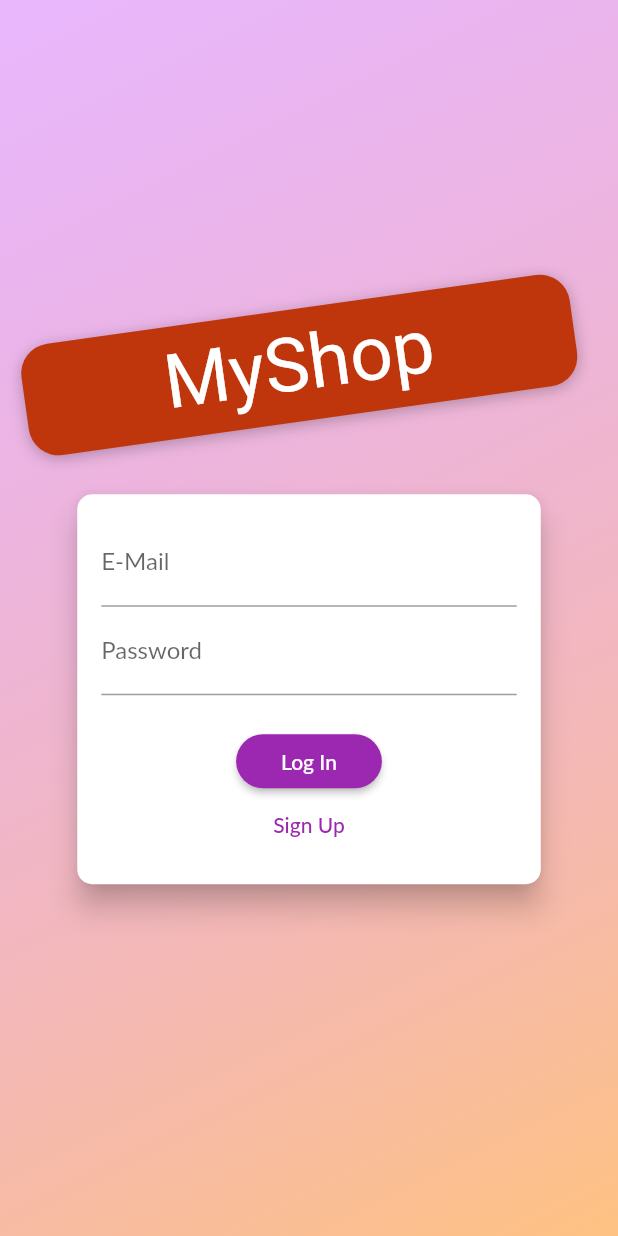
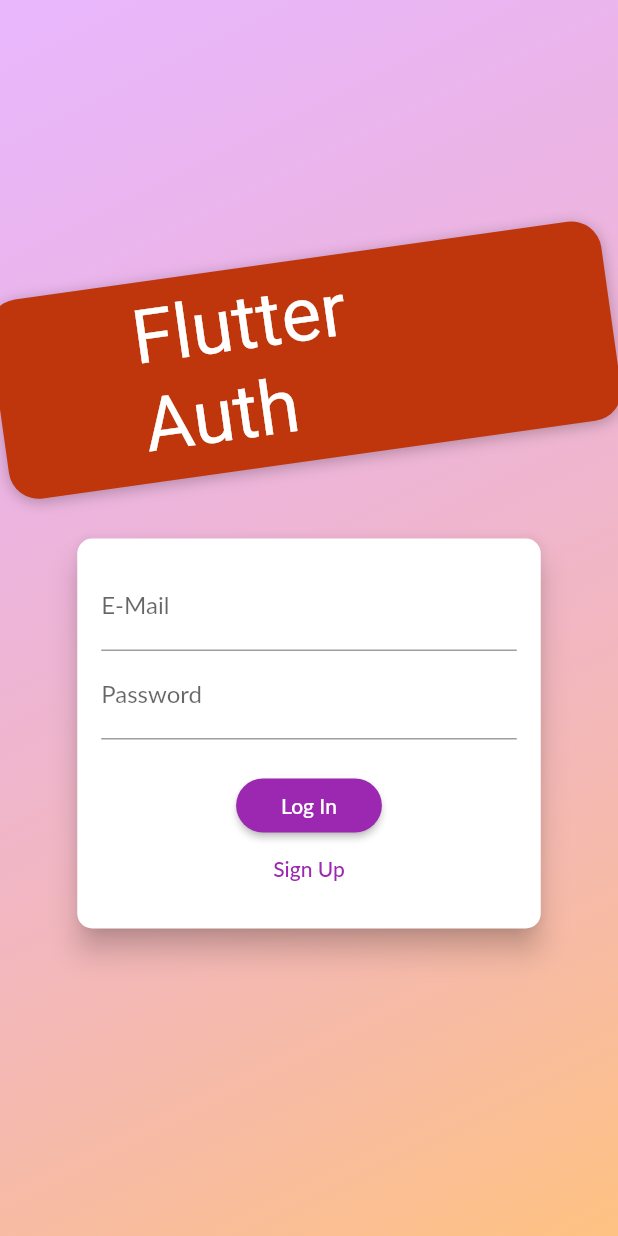
Before and after one commit to wms2537/flutter_authentication, a Flutter app: the screen it shows after launch, on a phone screen of 412 x 824 dp. Run offline on Flutter 3.47's test engine with Material 2 defaults, Android fonts, the phone set to English and light mode, and no system bars; our stand-ins replace intl_phone_number_input, shared_preferences; Roboto replaces fonts that are missing (Anton, Lato).

Commit message:
initial commit

```diff
--- a/lib/screens/auth_screen.dart
+++ b/lib/screens/auth_screen.dart
@@ -7,8 +7,6 @@ import 'package:provider/provider.dart';
 
 import '../providers/auth.dart';
 import '../models/http_exception.dart';
-
-enum AuthMode { Signup, Login }
 
 class AuthScreen extends StatelessWidget {
   static const routeName = '/auth';
@@ -63,7 +61,7 @@ class AuthScreen extends StatelessWidget {
                         ],
                       ),
                       child: Text(
-                        'MyShop',
+                        'Flutter Auth',
                         style: TextStyle(
                           color:
                               Theme.of(context).accentTextTheme.headline6.color,
@@ -99,7 +97,6 @@ class AuthCard extends StatefulWidget {
 
 class _AuthCardState extends State<AuthCard> {
   final GlobalKey<FormState> _formKey = GlobalKey();
-  AuthMode _authMode = AuthMode.Login;
   Map<String, String> _authData = {
     'email': '',
     'password': '',
@@ -162,9 +159,9 @@ class _AuthCardState extends State<AuthCard> {
       ),
       elevation: 8.0,
       child: Container(
-        height: _authMode == AuthMode.Signup ? 320 : 260,
+        height: 260,
         constraints:
-            BoxConstraints(minHeight: _authMode == AuthMode.Signup ? 320 : 260),
+            BoxConstraints(minHeight: 260),
         width: deviceSize.width * 0.75,
         padding: EdgeInsets.all(16.0),
         child: Form(
```
Also changed, not shown: 1 other file.
